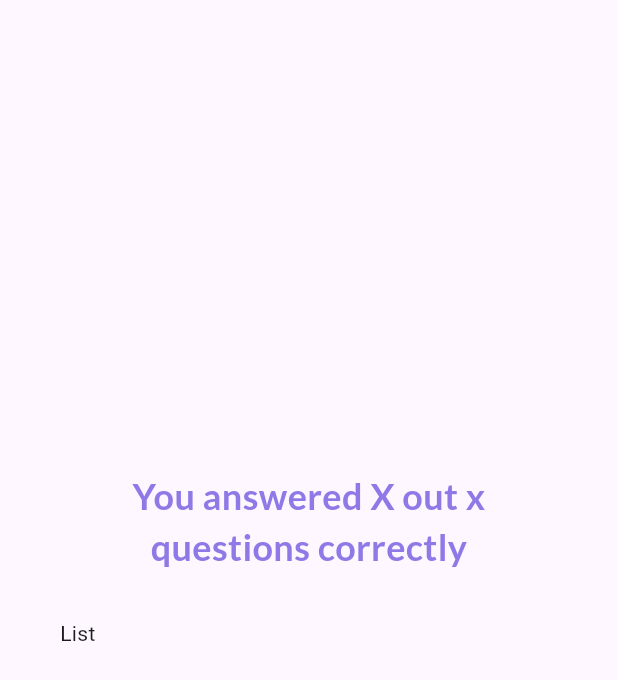
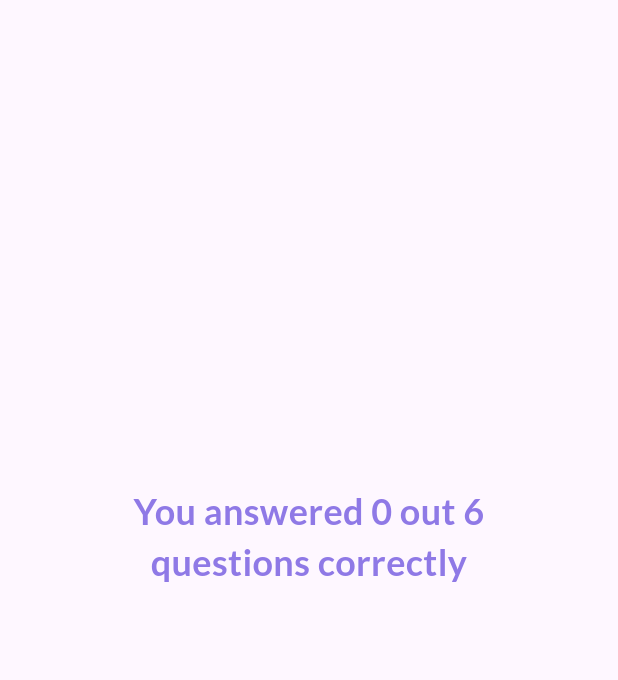
Before and after one commit to jajangratis/adv_basic, a Flutter app: the ResultScreen widget shown alone on an empty page, opened directly with empty values, on a phone screen of 412 x 824 dp. Shown: the top 680 px of the screen. Run offline on Flutter 3.47's test engine with Material 3 defaults, Android fonts, the phone set to English and light mode, and no system bars; our stand-ins replace google_fonts.

Commit message:
add result screen

```diff
--- a/lib/quiz.dart
+++ b/lib/quiz.dart
@@ -36,7 +36,7 @@ class _QuizState extends State<Quiz> {
     if (selectedAnswer.length == questions.length) {
       setState(() {
         activeScreen = 'results-screen';
-        selectedAnswer = [];
+        // selectedAnswer = [];
       });
     }
   }
--- a/lib/result_screen.dart
+++ b/lib/result_screen.dart
@@ -1,3 +1,5 @@
+import 'package:adv_basics/data/questions.dart';
+import 'package:adv_basics/question_summary.dart';
 import 'package:flutter/material.dart';
 import 'package:google_fonts/google_fonts.dart';
 
@@ -9,8 +11,27 @@ class ResultScreen extends StatelessWidget {
 
   final List<String> chosenAnswers;
 
+  List<Map<String, Object>> getSummarydata() {
+    final List<Map<String, Object>> summary = [];
+    for (var i = 0; i < chosenAnswers.length; i++) {
+      summary.add({
+        'question_index': i,
+        'question': questions[i].text,
+        'correct_answer': questions[i].answers[0],
+        'user_answer': chosenAnswers[i]
+      });
+    }
+    return summary;
+  }
+
   @override
   Widget build(BuildContext context) {
+    final summaryData = getSummarydata();
+    final numTotalQuestions = questions.length;
+    final numCorrectQuestions = summaryData.where((data) {
+      return data['correct_answer'] == data['user_answer'];
+    }).length;
+
     return SizedBox(
       width: double.infinity,
       child: Container(
@@ -21,7 +42,7 @@ class ResultScreen extends StatelessWidget {
           children: [
             Text(
               textAlign: TextAlign.center,
-              "You answered X out x questions correctly",
+              "You answered $numCorrectQuestions out $numTotalQuestions questions correctly",
               style: GoogleFonts.lato(
                 color: const Color.fromARGB(255, 143, 121, 230),
                 fontSize: 24,
@@ -29,7 +50,7 @@ class ResultScreen extends StatelessWidget {
               )
             ),
             const SizedBox(height: 30,),
-            const Text("List"),
+            QuestionSummary(summaryData),
             const SizedBox(height: 30,),
             TextButton.icon(
             onPressed: () {},
```
Also changed, not shown: lib/question_summary.dart (added, +30 -0 lines), pubspec.lock.
